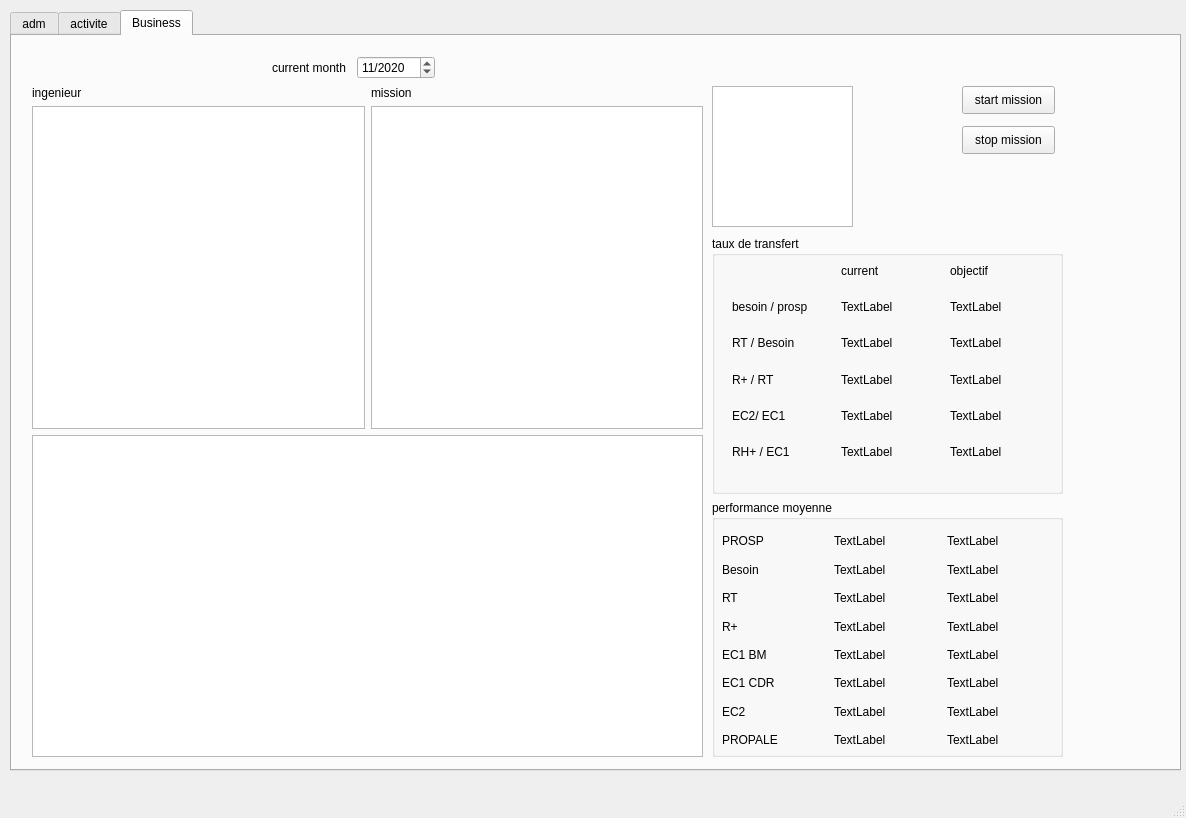
The window that sources/views/mainWindow.ui (thrichert/softy) describes before a commit, drawn with Qt 5.
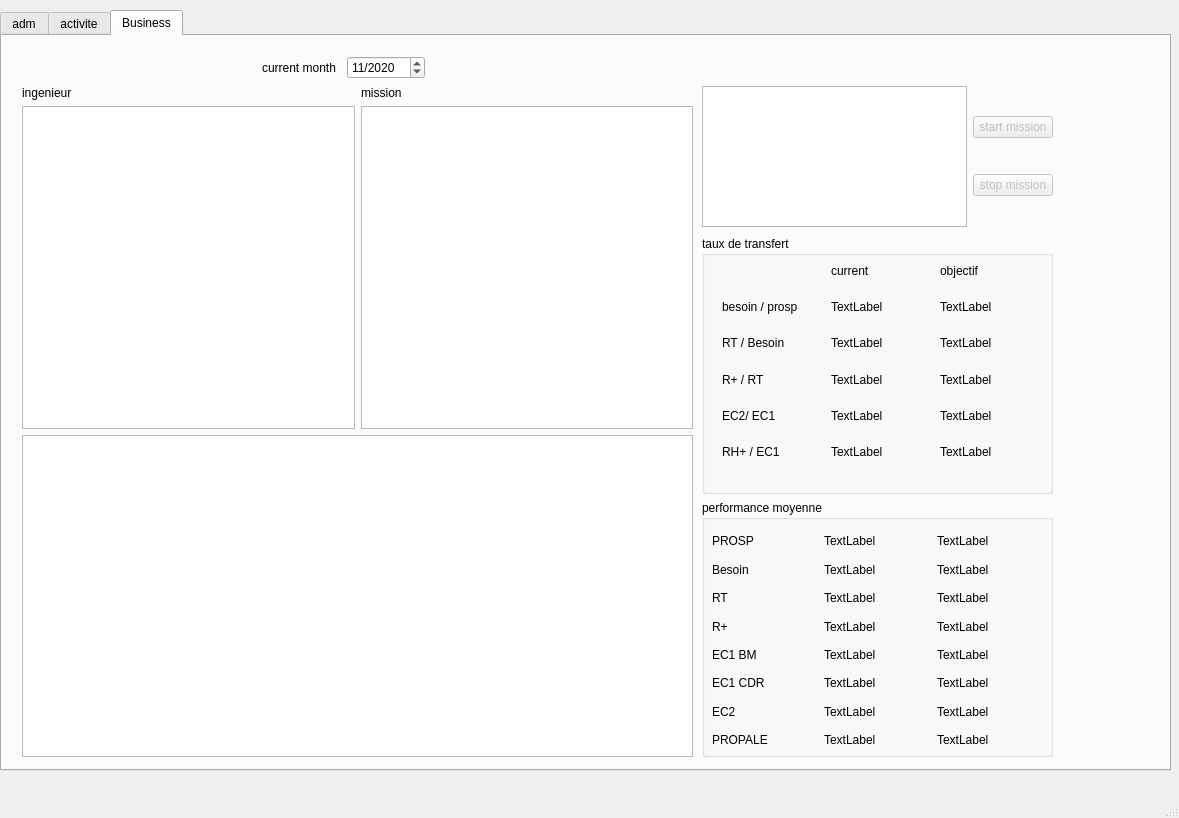
The same window after the commit.

```diff
--- a/sources/views/mainWindow.ui
+++ b/sources/views/mainWindow.ui
@@ -6,7 +6,7 @@
    <rect>
     <x>0</x>
     <y>0</y>
-    <width>1186</width>
+    <width>1179</width>
     <height>818</height>
    </rect>
   </property>
@@ -17,7 +17,7 @@
    <widget class="QTabWidget" name="tabWidget">
     <property name="geometry">
      <rect>
-      <x>10</x>
+      <x>0</x>
       <y>10</y>
       <width>1171</width>
       <height>761</height>
@@ -230,43 +230,7 @@
      <attribute name="title">
       <string>Business</string>
      </attribute>
-     <widget class="QTableView" name="business_Ing_list">
-      <property name="geometry">
-       <rect>
-        <x>700</x>
-        <y>50</y>
-        <width>141</width>
-        <height>141</height>
-       </rect>
-      </property>
-     </widget>
-     <widget class="QPushButton" name="pushButton">
-      <property name="geometry">
-       <rect>
-        <x>950</x>
-        <y>50</y>
-        <width>93</width>
-        <height>28</height>
-       </rect>
-      </property>
-      <property name="text">
-       <string>start mission</string>
-      </property>
-     </widget>
-     <widget class="QPushButton" name="pushButton_3">
-      <property name="geometry">
-       <rect>
-        <x>950</x>
-        <y>90</y>
-        <width>93</width>
-        <height>28</height>
-       </rect>
-      </property>
-      <property name="text">
-       <string>stop mission</string>
-      </property>
-     </widget>
-     <widget class="QWidget" name="">
+     <widget class="QWidget" name="layoutWidget">
       <property name="geometry">
        <rect>
         <x>260</x>
@@ -299,7 +263,7 @@
        </item>
       </layout>
      </widget>
-     <widget class="QWidget" name="">
+     <widget class="QWidget" name="layoutWidget">
       <property name="geometry">
        <rect>
         <x>700</x>
@@ -636,7 +600,7 @@
        </item>
       </layout>
      </widget>
-     <widget class="QWidget" name="">
+     <widget class="QWidget" name="layoutWidget">
       <property name="geometry">
        <rect>
         <x>20</x>
@@ -671,6 +635,45 @@
        </item>
       </layout>
      </widget>
+     <widget class="QWidget" name="">
+      <property name="geometry">
+       <rect>
+        <x>700</x>
+        <y>50</y>
+        <width>351</width>
+        <height>141</height>
+       </rect>
+      </property>
+      <layout class="QHBoxLayout" name="horizontalLayout_3">
+       <item>
+        <widget class="QTableView" name="business_Ing_list"/>
+       </item>
+       <item>
+        <layout class="QVBoxLayout" name="verticalLayout_2">
+         <item>
+          <widget class="QPushButton" name="ingStartMission">
+           <property name="enabled">
+            <bool>false</bool>
+           </property>
+           <property name="text">
+            <string>start mission</string>
+           </property>
+          </widget>
+         </item>
+         <item>
+          <widget class="QPushButton" name="ingStopMission">
+           <property name="enabled">
+            <bool>false</bool>
+           </property>
+           <property name="text">
+            <string>stop mission</string>
+           </property>
+          </widget>
+         </item>
+        </layout>
+       </item>
+      </layout>
+     </widget>
     </widget>
    </widget>
   </widget>
```
Left out of the diff: 4 changed lines with no effect on the pictures.
